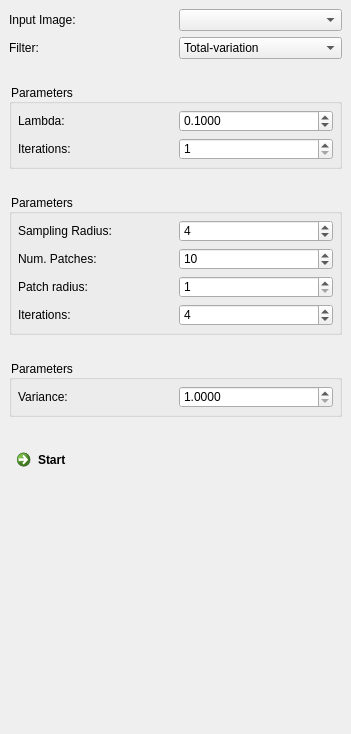
This is Plugins/org.mitk.gui.qt.diffusionimaging.denoising/src/internal/QmitkDenoisingViewControls.ui in MIC-DKFZ/MITK-Diffusion as Qt 5 draws it before an edit. The edited form follows.
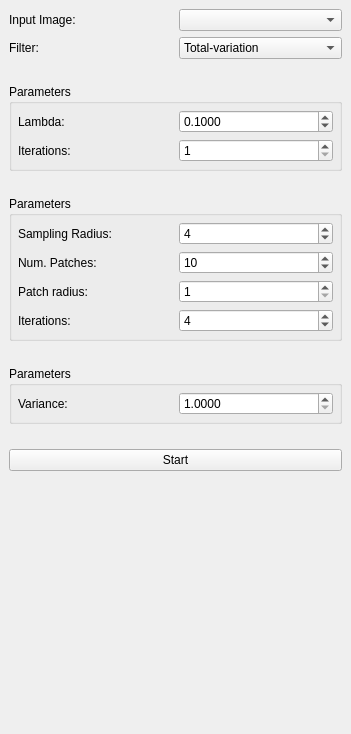
This is the edited form. Custom widgets are drawn as their Qt base class.

Commit message: Use theme-conform buttons and styles in views

Patch:
```diff
--- a/Plugins/org.mitk.gui.qt.diffusionimaging.denoising/src/internal/QmitkDenoisingViewControls.ui
+++ b/Plugins/org.mitk.gui.qt.diffusionimaging.denoising/src/internal/QmitkDenoisingViewControls.ui
@@ -19,15 +19,6 @@
   <property name="windowTitle">
    <string>QmitkTemplate</string>
   </property>
-  <property name="styleSheet">
-   <string>QCommandLinkButton:disabled {
-  border: none;
-}
-
-QGroupBox {
-  background-color: transparent;
-}</string>
-  </property>
   <layout class="QGridLayout" name="gridLayout">
    <property name="leftMargin">
     <number>9</number>
@@ -320,7 +311,7 @@
     </widget>
    </item>
    <item row="4" column="0">
-    <widget class="QCommandLinkButton" name="m_ApplyButton">
+    <widget class="QPushButton" name="m_ApplyButton">
      <property name="text">
       <string>Start</string>
      </property>
```
The commit also changes 36 other files.
